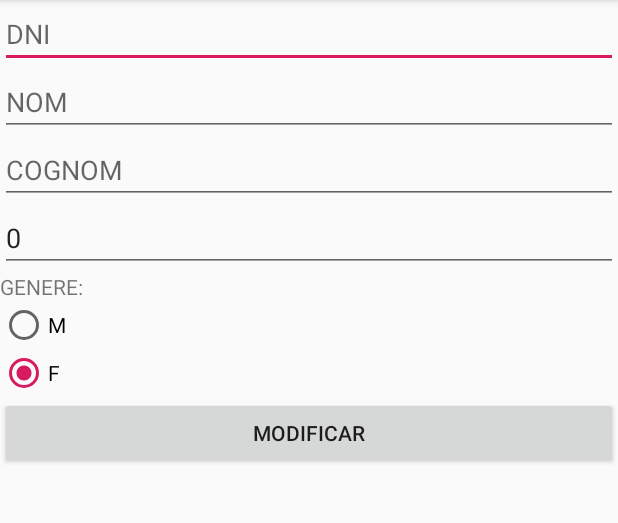
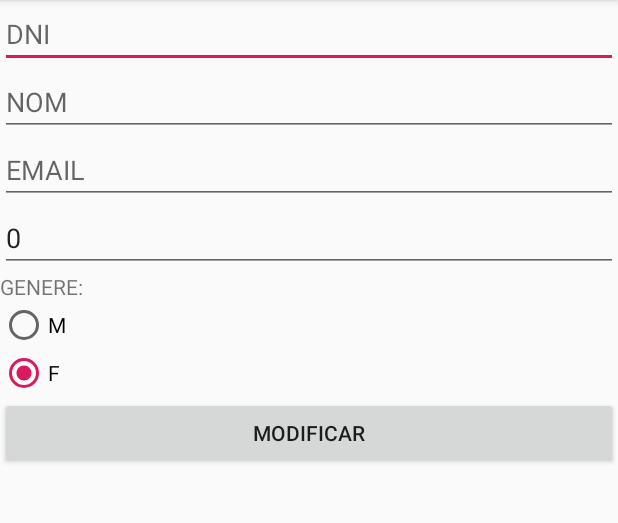
Before and after one commit to bastiqui/RealmApp, an Android app: the ModifyPerson screen opened directly, with no data from a screen before it, on a phone screen of 412 x 824 dp, the part 84-607 px from its top. Run offline under Robolectric (Android 15) with nearby library versions, the phone set to English and light mode, and no system bars; libraries missing offline, so code that uses them is left out: io.realm; 1 statement that could not run was skipped.

Commit message:
Realm Migration finalizada

```diff
--- a/app/src/main/java/com/example/realm1/MainActivity.java
+++ b/app/src/main/java/com/example/realm1/MainActivity.java
@@ -44,8 +44,8 @@ public class MainActivity extends AppCompatActivity
         realm.beginTransaction();
 
         Persona persona = realm.createObject(Persona.class, UUID.randomUUID().toString());
-        persona.setName("Andres");
-        persona.setSurname("Quiceno");
+        persona.setFullName("Andres Quiceno");
+        persona.setEmail("asquicenoh97@elpuig.xeill.net");
         persona.setAge(10);
         persona.setGender("M");
 
--- a/app/src/main/java/com/example/realm1/ModifyPerson.java
+++ b/app/src/main/java/com/example/realm1/ModifyPerson.java
@@ -20,7 +20,7 @@ public class ModifyPerson extends AppCompatActivity {
 
         final EditText dni = findViewById(R.id.modifyDni);
         final EditText name = findViewById(R.id.modifyName);
-        final EditText surname = findViewById(R.id.modifySurname);
+        final EditText email = findViewById(R.id.modifyEmail);
         final EditText age = findViewById(R.id.modifyAge);
         RadioButton m = findViewById(R.id.radioButtonM);
         RadioButton f = findViewById(R.id.radioButtonF);
@@ -36,7 +36,7 @@ public class ModifyPerson extends AppCompatActivity {
 
         dni.setText(getDni);
         name.setText(getIntent().getStringExtra("name"));
-        surname.setText(getIntent().getStringExtra("surname"));
+        email.setText(getIntent().getStringExtra("email"));
         age.setText(String.valueOf(getEdat));
 
         findViewById(R.id.modPerson).setOnClickListener(new View.OnClickListener() {
@@ -58,8 +58,8 @@ public class ModifyPerson extends AppCompatActivity {
                             String gender = r.getText().toString();
 
                             RealmResults<Persona> personas = realm.where(Persona.class).equalTo("dni", getDni).findAll();
-                            personas.setValue("name", name.getText().toString());
-                            personas.setValue("surname", surname.getText().toString());
+                            personas.setValue("fullName", name.getText().toString());
+                            personas.setValue("email", email.getText().toString());
                             personas.setValue("age", Integer.parseInt(age.getText().toString()));
                             personas.setValue("gender", gender);
                         }
--- a/app/src/main/java/com/example/realm1/MyApplication.java
+++ b/app/src/main/java/com/example/realm1/MyApplication.java
@@ -11,7 +11,7 @@ public class MyApplication extends Application {
         super.onCreate();
         //Iniciem el realm
         Realm.init(this);
-        RealmConfiguration config = new RealmConfiguration.Builder().name("realm.realm").build();
+        RealmConfiguration config = new RealmConfiguration.Builder().name("realm.realm").schemaVersion(1).migration(new Migration()).build();
         Realm.setDefaultConfiguration(config);
     }
 }
--- a/app/src/main/java/com/example/realm1/NewPerson.java
+++ b/app/src/main/java/com/example/realm1/NewPerson.java
@@ -23,7 +23,7 @@ public class NewPerson extends AppCompatActivity {
             public void onClick(View v) {
                 EditText dni = findViewById(R.id.newDni);
                 EditText name = findViewById(R.id.newName);
-                EditText surname = findViewById(R.id.newSurname);
+                EditText email = findViewById(R.id.newEmail);
                 EditText age = findViewById(R.id.newAge);
 
                 RadioGroup radioButtonGroup = findViewById(R.id.radioNewPerson);
@@ -39,8 +39,8 @@ public class NewPerson extends AppCompatActivity {
                     Realm realm = Realm.getDefaultInstance();
                     realm.beginTransaction();
                     Persona persona = realm.createObject(Persona.class, dni.getText().toString());
-                    persona.setName(name.getText().toString());
-                    persona.setSurname(surname.getText().toString());
+                    persona.setFullName(name.getText().toString());
+                    persona.setEmail(email.getText().toString());
                     persona.setAge(Integer.parseInt(age.getText().toString()));
                     persona.setGender(gender);
                     realm.commitTransaction();
--- a/app/src/main/res/layout/activity_modify_persona.xml
+++ b/app/src/main/res/layout/activity_modify_persona.xml
@@ -4,7 +4,7 @@
     xmlns:tools="http://schemas.android.com/tools"
     android:layout_width="match_parent"
     android:layout_height="match_parent"
-    tools:context=".NewPerson"
+    tools:context=".ModifyPerson"
     android:orientation="vertical">
 
     <EditText
@@ -22,11 +22,11 @@
         android:inputType="text"/>
 
     <EditText
-        android:id="@+id/modifySurname"
+        android:id="@+id/modifyEmail"
         android:layout_width="match_parent"
         android:layout_height="wrap_content"
-        android:hint="@string/cognom"
-        android:inputType="text"/>
+        android:hint="@string/email"
+        android:inputType="textEmailAddress"/>
 
     <EditText
         android:id="@+id/modifyAge"
--- a/app/src/main/res/layout/activity_new_person.xml
+++ b/app/src/main/res/layout/activity_new_person.xml
@@ -22,11 +22,11 @@
         android:inputType="text"/>
 
     <EditText
-        android:id="@+id/newSurname"
+        android:id="@+id/newEmail"
         android:layout_width="match_parent"
         android:layout_height="wrap_content"
-        android:hint="@string/cognom"
-        android:inputType="text"/>
+        android:hint="@string/email"
+        android:inputType="textEmailAddress"/>
 
     <EditText
         android:id="@+id/newAge"
--- a/app/src/main/res/values/strings.xml
+++ b/app/src/main/res/values/strings.xml
@@ -27,4 +27,5 @@
     <string name="buscar">BUSCAR</string>
     <string name="desde">DESDE</string>
     <string name="fins_a">FINS A</string>
+    <string name="email">EMAIL</string>
 </resources>
```
Also changed, not shown: app/src/main/java/com/example/realm1/ListPersonaAdapter.java (+6 -6 lines), app/src/main/java/com/example/realm1/Migration.java (added, +67 -0 lines), app/src/main/java/com/example/realm1/Persona.java (+17 -9 lines), app/src/main/res/layout/item.xml (+5 -5 lines).
